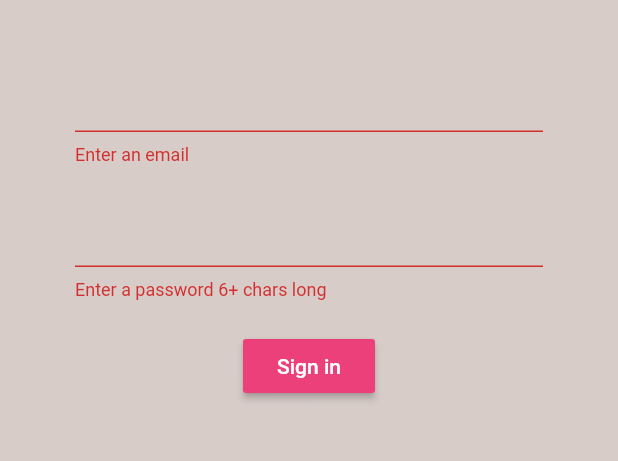
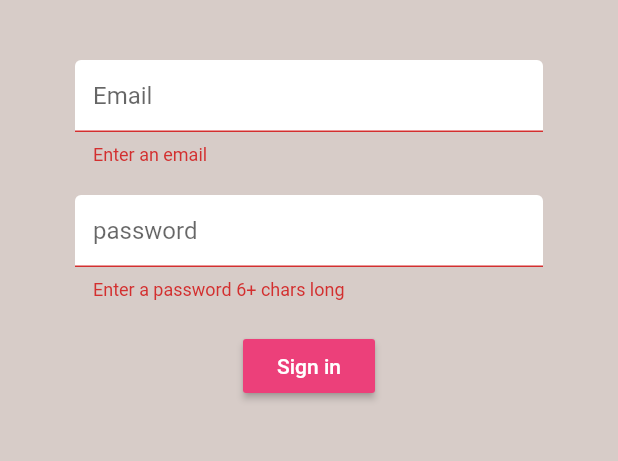
Before and after one commit to Ryota-Nakamura-317/brew-crew, a Flutter app: the screen it shows after launch, after a tap on "Sign in", on a phone screen of 412 x 824 dp, the part 84-545 px from its top. Run offline on Flutter 3.47's test engine with Material 2 defaults, Android fonts, the phone set to English and light mode, and no system bars; our stand-ins replace firebase_auth, firebase_core; accounts and stored records are empty.

Commit message:
#14 - Text Input Decoration

```diff
--- a/lib/screens/authenticate/register.dart
+++ b/lib/screens/authenticate/register.dart
@@ -1,4 +1,5 @@
 import 'package:brew_crew/services/auth.dart';
+import 'package:brew_crew/shared/constants.dart';
 import 'package:flutter/material.dart';
 
 class Register extends StatefulWidget {
@@ -51,6 +52,10 @@ class _RegisterState extends State<Register> {
             children: [
               SizedBox(height: 20.0),
               TextFormField(
+                //decorationプロパティ
+                //textInputDecorationを別で定義して呼び出す形にすれば、他でコピペが簡単にできる
+                //.copyWith(hintText: 'Email')をつけることでtextInputDecorationに対してhintTextをそれぞれに定義できる
+                decoration: textInputDecoration.copyWith(hintText: 'Email'),
                 //①入力フォーム内の表示文字とその判断
                 validator: (val) => val.isEmpty ? 'Enter an email' : null,
                 onChanged: (val) {
@@ -59,6 +64,8 @@ class _RegisterState extends State<Register> {
               ),
               SizedBox(height: 20.0),
               TextFormField(
+                //constants.dartより持ってくる
+                decoration: textInputDecoration.copyWith(hintText: 'password'),
                 obscureText: true,
                 //②入力フォーム内の表示文字とその判断,六文字以上のパスワードの作成
                 validator: (val) =>
--- a/lib/screens/authenticate/sign_in.dart
+++ b/lib/screens/authenticate/sign_in.dart
@@ -1,4 +1,5 @@
 import 'package:brew_crew/services/auth.dart';
+import 'package:brew_crew/shared/constants.dart';
 import 'package:flutter/material.dart';
 
 class SignIn extends StatefulWidget {
@@ -49,6 +50,8 @@ class _SignInState extends State<SignIn> {
             children: [
               SizedBox(height: 20.0),
               TextFormField(
+                //constants.dartより持ってくる
+                decoration: textInputDecoration.copyWith(hintText: 'Email'),
                 //①入力フォーム内の表示文字とその判断
                 validator: (val) => val.isEmpty ? 'Enter an email' : null,
                 onChanged: (val) {
@@ -57,6 +60,8 @@ class _SignInState extends State<SignIn> {
               ),
               SizedBox(height: 20.0),
               TextFormField(
+                //constants.dartより持ってくる
+                decoration: textInputDecoration.copyWith(hintText: 'password'),
                 obscureText: true,
                 //②入力フォーム内の表示文字とその判断,六文字以上のパスワードの作成
                 validator: (val) =>
--- /dev/null
+++ b/lib/shared/constants.dart
@@ -0,0 +1,15 @@
+import 'package:flutter/material.dart';
+
+const textInputDecoration = InputDecoration(
+  //入力窓の背景色の変更
+  fillColor: Colors.white,
+  filled: true,
+  //入力フォームのボーダー設定（選択されていない時enabled)
+  enabledBorder: OutlineInputBorder(
+    borderSide: BorderSide(color: Colors.white, width: 2.0),
+  ),
+  //入力フォームのボーダー設定（選択されている時focused)
+  focusedBorder: OutlineInputBorder(
+    borderSide: BorderSide(color: Colors.pink, width: 2.0),
+  ),
+);
```
